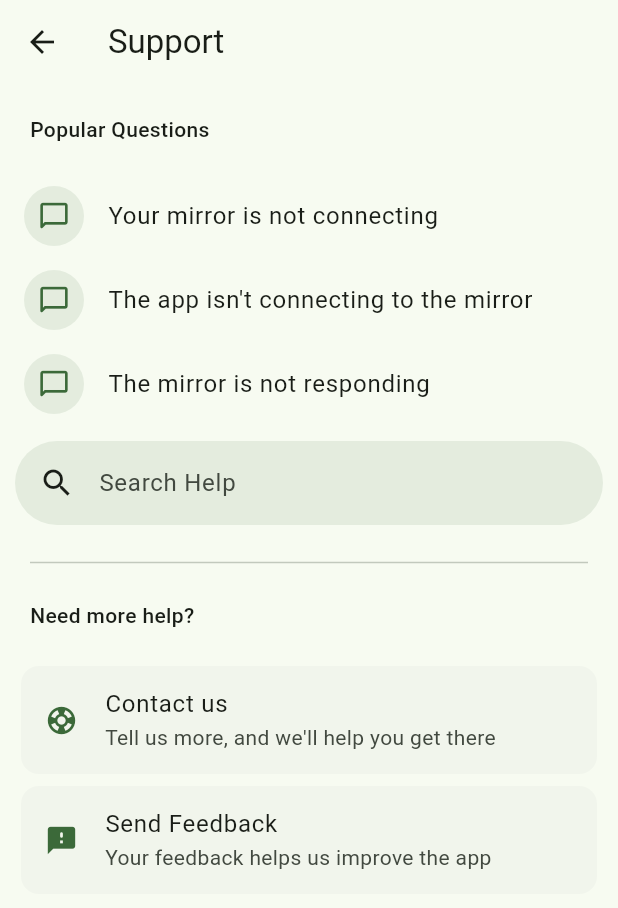
After one commit to adeemmm23/password_manager, a Flutter app: the Support screen opened directly, on a phone screen of 412 x 824 dp. The commit adds this screen. Shown: the top 908 px of the screen. Run offline on Flutter 3.47's test engine with Material 3 defaults, Android fonts, the phone set to English and light mode, and no system bars; our stand-ins replace go_router, local_auth, material_symbols_icons, shared_preferences; accounts and stored records are empty.

Commit message:
Refactor import statements, add url_launcher dependency, and update generated plugins for Linux, Windows, and macOS

```diff
--- a/lib/main.dart
+++ b/lib/main.dart
@@ -1,10 +1,13 @@
 import 'package:flutter/material.dart';
 import 'package:flutter/services.dart';
+import 'package:shared_preferences/shared_preferences.dart';
 import 'router.dart';
 
 bool pinLock = false;
 void main() async {
   WidgetsFlutterBinding.ensureInitialized();
+  SharedPreferences prefs = await SharedPreferences.getInstance();
+  pinLock = prefs.getBool('pinLock') ?? false;
   SystemChrome.setSystemUIOverlayStyle(const SystemUiOverlayStyle(
     statusBarColor: Colors.transparent,
     systemNavigationBarColor: Colors.transparent,
--- a/lib/pages/views/settings.dart
+++ b/lib/pages/views/settings.dart
@@ -27,6 +27,7 @@ class _SettingsState extends State<Settings> {
   // FingerPrint method
   final LocalAuthentication auth = LocalAuthentication();
   bool isSupported = false;
+
   Future<void> getAvailableBiometrics(value) async {
     SharedPreferences prefs = await SharedPreferences.getInstance();
     final availableBiometrics = await auth.getAvailableBiometrics();
--- /dev/null
+++ b/lib/pages/views/support.dart
@@ -0,0 +1,236 @@
+import 'package:flutter/material.dart';
+import 'package:go_router/go_router.dart';
+import 'package:url_launcher/url_launcher.dart';
+
+class Support extends StatefulWidget {
+  const Support({super.key});
+
+  @override
+  State<Support> createState() => _SupportState();
+}
+
+class _SupportState extends State<Support> {
+  String? selectedHelp;
+  List<String> historyList = [];
+  List<String> helpList = [
+    'Your mirror is not connecting',
+    'The app isn\'t connecting to the mirror',
+    'The mirror is not responding',
+    'The mirror refreshes too often',
+    'The mirror is not showing the correct time',
+    'The mirror is not showing the correct weather',
+    'The dark mode is not working',
+    'Hello world',
+    'Howdy'
+  ];
+
+  @override
+  Widget build(BuildContext context) {
+    return Scaffold(
+      appBar: AppBar(
+        title: const Text('Support'),
+      ),
+      floatingActionButtonAnimator: FloatingActionButtonAnimator.scaling,
+      body: SingleChildScrollView(
+        child: Column(
+          crossAxisAlignment: CrossAxisAlignment.start,
+          children: [
+            const Padding(
+              padding: EdgeInsets.only(left: 20, bottom: 20, top: 20),
+              child: Text('Popular Questions',
+                  textAlign: TextAlign.left,
+                  style: TextStyle(
+                    fontWeight: FontWeight.w500,
+                  )),
+            ),
+            ListTile(
+              leading: CircleAvatar(
+                backgroundColor:
+                    Theme.of(context).colorScheme.primary.withOpacity(0.1),
+                child: Icon(
+                  Icons.chat_bubble_outline_rounded,
+                  size: 22,
+                  color: Theme.of(context).colorScheme.primary,
+                ),
+              ),
+              title: const Text('Your mirror is not connecting'),
+              onTap: () {
+                context.push(
+                    '/settings/support/article?articleName=Your mirror is not connecting&articleContent=1. Make sure your mirror is connected to the same network as your phone \n2. Restart your mirror \n3. Tap Scan Mirror on your app and scan the QR code on your phone');
+              },
+            ),
+            ListTile(
+              leading: CircleAvatar(
+                backgroundColor:
+                    Theme.of(context).colorScheme.primary.withOpacity(0.1),
+                child: Icon(
+                  Icons.chat_bubble_outline_rounded,
+                  size: 22,
+                  color: Theme.of(context).colorScheme.primary,
+                ),
+              ),
+              title: const Text('The app isn\'t connecting to the mirror'),
+              onTap: () {
+                context.push(
+                    '/settings/support/article?articleName=The app isn\'t connecting to the mirror&articleContent=No article content yet');
+              },
+            ),
+            ListTile(
+              leading: CircleAvatar(
+                backgroundColor:
+                    Theme.of(context).colorScheme.primary.withOpacity(0.1),
+                child: Icon(
+                  Icons.chat_bubble_outline_rounded,
+                  size: 22,
+                  color: Theme.of(context).colorScheme.primary,
+                ),
+              ),
+              title: const Text('The mirror is not responding'),
+              onTap: () {
+                context.push(
+                    '/settings/support/article?articleName=The mirror is not responding&articleContent=No article content yet');
+              },
+            ),
+            Padding(
+              padding: const EdgeInsets.only(left: 10, right: 10, top: 10),
+              child: SearchAnchor.bar(
+                barBackgroundColor: MaterialStateProperty.all(
+                    Theme.of(context).colorScheme.primary.withOpacity(0.1)),
+                barElevation: MaterialStateProperty.all(0),
+                barHintText: 'Search Help',
+                suggestionsBuilder: (context, controller) {
+                  if (controller.text.isEmpty) {
+                    if (historyList.isNotEmpty) {
+                      return getHistoryList(controller);
+                    } else {
+                      return <Widget>[
+                        Center(
+                          child: Padding(
+                            padding: const EdgeInsets.only(top: 25),
+                            child: Text('No search history.',
+                                style: TextStyle(
+                                    color: Theme.of(context).hintColor)),
+                          ),
+                        )
+                      ];
+                    }
+                  }
+                  return getSuggestions(controller);
+                },
+              ),
+            ),
+            const Divider(
+              indent: 20,
+              endIndent: 20,
+              height: 50,
+            ),
+            const Padding(
+              padding: EdgeInsets.only(left: 20, bottom: 20),
+              child: Text('Need more help?',
+                  textAlign: TextAlign.left,
+                  style: TextStyle(
+                    fontWeight: FontWeight.w500,
+                  )),
+            ),
+            Padding(
+              padding: const EdgeInsets.only(left: 10, right: 10),
+              child: Card(
+                clipBehavior: Clip.antiAliasWithSaveLayer,
+                shadowColor: Colors.transparent,
+                child: ListTile(
+                  leading: Icon(
+                    Icons.support,
+                    size: 22,
+                    color: Theme.of(context).colorScheme.primary,
+                  ),
+                  title: const Text('Contact us'),
+                  subtitle:
+                      const Text('Tell us more, and we\'ll help you get there'),
+                  onTap: () async {
+                    await launchUrl(
+                        Uri.parse(
+                            'mailto:contact.adem.ot@gmail.com?subject=[What a Mirror] Problem&body=Hi, Tell us more about your issue here:'),
+                        mode: LaunchMode.externalApplication);
+                  },
+                ),
+              ),
+            ),
+            Padding(
+              padding: const EdgeInsets.only(left: 10, right: 10),
+              child: Card(
+                clipBehavior: Clip.antiAliasWithSaveLayer,
+                shadowColor: Colors.transparent,
+                child: ListTile(
+                  leading: Icon(
+                    Icons.feedback_rounded,
+                    size: 22,
+                    color: Theme.of(context).colorScheme.primary,
+                  ),
+                  title: const Text('Send Feedback'),
+                  subtitle:
+                      const Text('Your feedback helps us improve the app'),
+                  onTap: () async {
+                    await launchUrl(
+                        Uri.parse(
+                            'mailto:contact.adem.ot@gmail.com?subject=[What a Mirror] Feedback&body=Your feedback:'),
+                        mode: LaunchMode.externalApplication);
+                  },
+                ),
+              ),
+            )
+          ],
+        ),
+      ),
+    );
+  }
+
+  Iterable<Widget> getHistoryList(SearchController controller) {
+    return historyList.map((e) {
+      return ListTile(
+        leading: const Icon(Icons.history),
+        title: Text(e),
+        onTap: () {
+          controller.closeView(e);
+          controller.text = e;
+          handleSelection(e);
+          context.push(
+              '/settings/support/article?articleName=$e&articleContent=No article content yet');
+          controller.clear();
+        },
+      );
+    });
+  }
+
+  Iterable<Widget> getSuggestions(SearchController controller) {
+    final String input = controller.value.text;
+    return helpList.where((element) {
+      return element.toLowerCase().contains(input.toLowerCase());
+    }).map((e) {
+      return ListTile(
+        leading: const Icon(Icons.chat_bubble_outline_rounded),
+        title: Text(e),
+        onTap: () {
+          controller.closeView(e);
+          controller.text = e;
+          handleSelection(e);
+          context.push(
+              '/settings/support/article?articleName=$e&articleContent=No article content yet');
+          controller.clear();
+        },
+      );
+    });
+  }
+
+  void handleSelection(String? value) {
+    setState(() {
+      selectedHelp = value;
+      if (historyList.length >= 5) {
+        historyList.removeLast();
+      }
+      if (historyList.contains(value)) {
+        historyList.remove(value);
+      }
+      historyList.insert(0, value!);
+    });
+  }
+}
--- a/lib/router.dart
+++ b/lib/router.dart
@@ -1,11 +1,15 @@
 import 'package:flutter/material.dart';
 import 'package:go_router/go_router.dart';
-import 'package:password_manager/pages/home.dart';
+
+import 'main.dart';
+
+import '/pages/home.dart';
+import 'pages/biometric.dart';
 
 class AppRouter {
   late final router = GoRouter(
     debugLogDiagnostics: true,
-    initialLocation: '/',
+    initialLocation: initialLocation(),
     routes: [
       GoRoute(
         path: '/',
@@ -13,6 +17,21 @@ class AppRouter {
           child: Home(),
         ),
       ),
+      GoRoute(
+        path: '/biometric',
+        pageBuilder: (context, state) => const MaterialPage(
+          child: Biometric(),
+        ),
+      ),
     ],
   );
 }
+
+// initial location
+String initialLocation() {
+  if (pinLock) {
+    return '/biometric';
+  } else {
+    return '/';
+  }
+}
--- a/pubspec.yaml
+++ b/pubspec.yaml
@@ -13,6 +13,7 @@ dependencies:
   local_auth: ^2.1.8
   material_symbols_icons: ^4.2719.3
   shared_preferences: ^2.2.3
+  url_launcher: ^6.2.6
 
 dev_dependencies:
   flutter_test:
```
Also changed, not shown: lib/pages/biometric.dart (added, +73 -0 lines), pubspec.lock, 6 other files.
